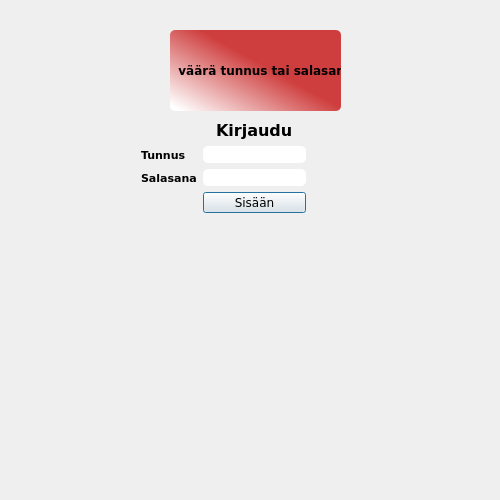
Above: tarkistatunnukset.ui from eelitt/mysliApp before the change. Below: the same form after it.
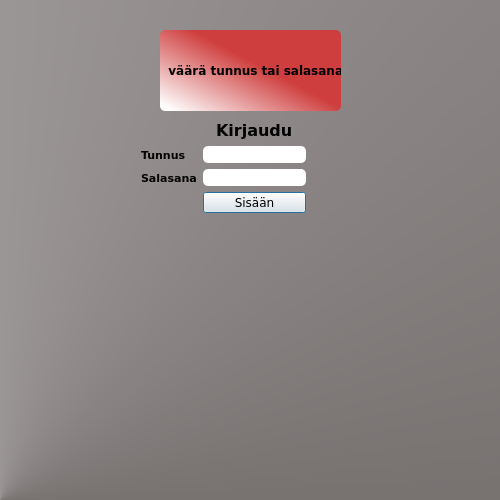
That is the form after the change. Icons and pictures are not drawn.

Patch:
```diff
--- a/tarkistatunnukset.ui
+++ b/tarkistatunnukset.ui
@@ -36,7 +36,9 @@
     <normaloff>resurssit/karsamakivaakuna.jpg</normaloff>resurssit/karsamakivaakuna.jpg</iconset>
   </property>
   <property name="styleSheet">
-   <string notr="true"/>
+   <string notr="true">QDialog {
+background-color: qconicalgradient(cx:0, cy:1, angle:348.3, stop:0 rgba(115, 109, 108, 255), stop:1 rgba(255, 255, 255, 255))
+}</string>
   </property>
   <widget class="QWidget" name="layoutWidget">
    <property name="geometry">
@@ -161,9 +163,9 @@
   <widget class="QLabel" name="failPassOrNameBox">
    <property name="geometry">
     <rect>
-     <x>170</x>
+     <x>160</x>
      <y>30</y>
-     <width>171</width>
+     <width>181</width>
      <height>81</height>
     </rect>
    </property>
```
